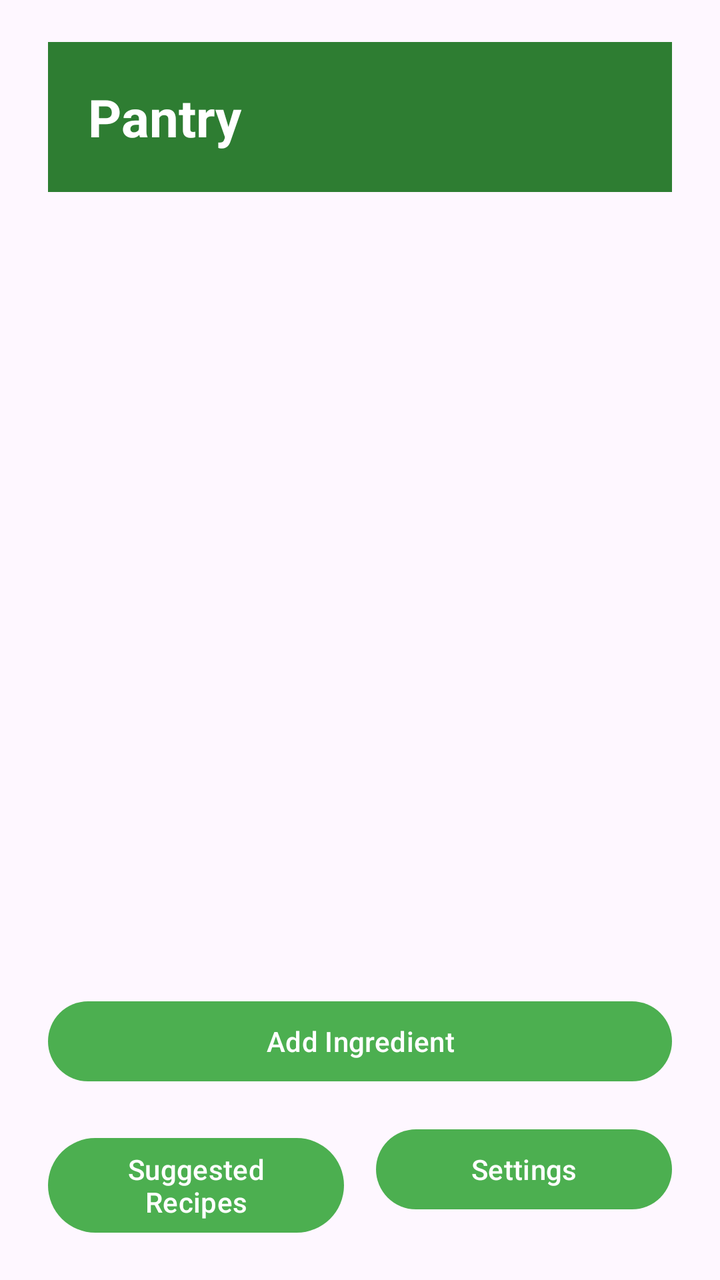
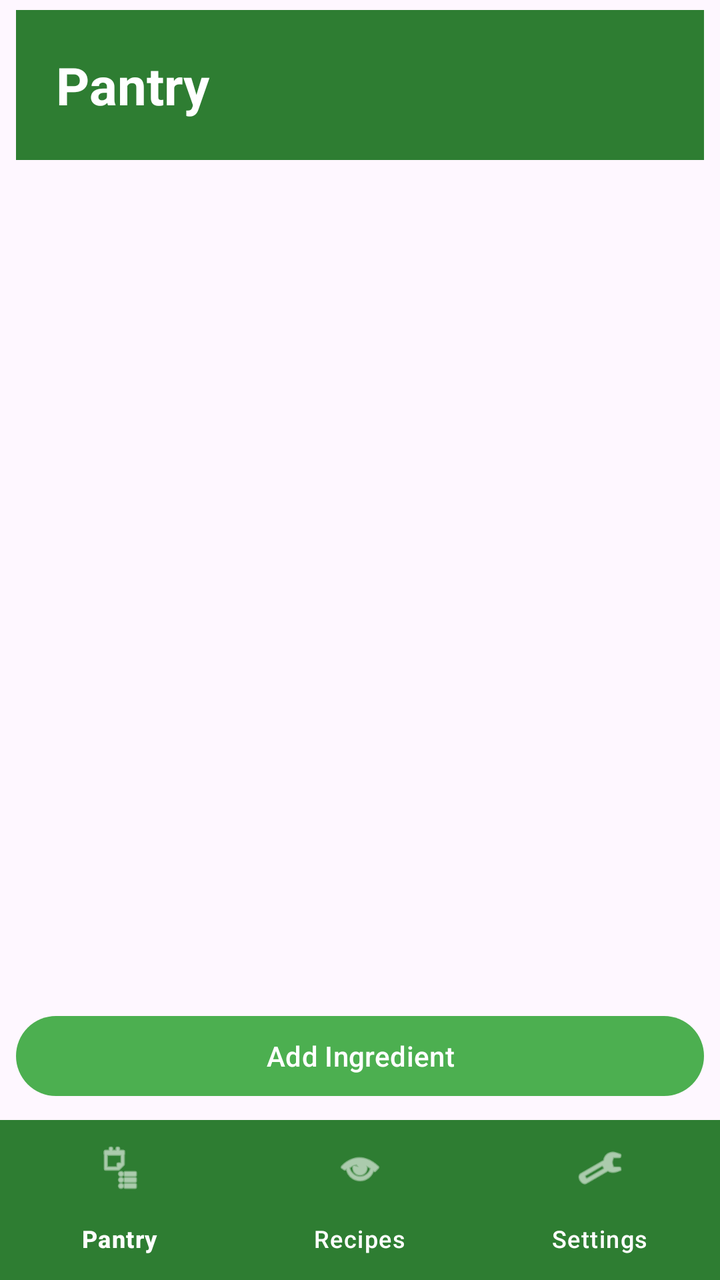

Compare the two renders of this Android layout. The source of the first and the diff that turns it into the second are given below.
<!-- AndroidManifest.xml: application theme Theme.SmartPantryManager -->
<!-- res/layout/activity_pantry.xml -->
<?xml version="1.0" encoding="utf-8"?>
<LinearLayout xmlns:android="http://schemas.android.com/apk/res/android"
    android:layout_width="match_parent"
    android:layout_height="match_parent"
    android:orientation="vertical"
    android:padding="16dp"
    android:fitsSystemWindows="true">

    
    <TextView
        android:id="@+id/pantryTitle"
        android:layout_width="match_parent"
        android:layout_height="wrap_content"
        android:text="Pantry"
        style="@style/ScreenHeading"
        android:padding="20dp" />

    
    <androidx.recyclerview.widget.RecyclerView
        android:id="@+id/pantryRecyclerView"
        android:layout_width="match_parent"
        android:layout_height="0dp"
        android:layout_weight="1" />

    <LinearLayout
        android:layout_width="match_parent"
        android:layout_height="wrap_content"
        android:orientation="horizontal"
        android:paddingTop="8dp">

        
        <Button
            android:id="@+id/addIngredientButton"
            android:layout_width="match_parent"
            android:layout_height="wrap_content"
            android:layout_weight="1"
            android:text="Add Ingredient"
            android:layout_margin="8dp" />

    </LinearLayout>

    <LinearLayout
        android:layout_width="match_parent"
        android:layout_height="wrap_content"
        android:orientation="horizontal">

        
        <Button
            android:id="@+id/suggestedRecipesButton"
            android:layout_width="0dp"
            android:layout_height="wrap_content"
            android:layout_weight="1"
            android:text="Suggested Recipes"
            android:layout_margin="8dp" />

        
        <Button
            android:id="@+id/settingsNavigationButton"
            android:layout_width="0dp"
            android:layout_height="wrap_content"
            android:layout_weight="1"
            android:text="Settings"
            android:layout_margin="8dp" />

    </LinearLayout>

</LinearLayout>
<!-- resources referenced by this layout -->
<resources>
  <style name="ScreenHeading">
          <item name="android:layout_width">match_parent</item>
          <item name="android:layout_height">wrap_content</item>
          <item name="android:textSize">26sp</item>
          <item name="android:textStyle">bold</item>
          <item name="android:padding">20dp</item>
          <item name="android:textColor">@color/app_button_text</item>
          <item name="android:background">@color/app_heading</item>
          <item name="android:layout_marginTop">5dp</item>
          <item name="android:layout_marginBottom">5dp</item>
          <item name="android:layout_marginLeft">8dp</item>
          <item name="android:layout_marginRight">8dp</item>
      </style>
  <style name="Theme.SmartPantryManager" parent="Base.Theme.SmartPantryManager" />
  <color name="app_button_text">#FFFFFFFF</color>
  <color name="app_heading">#2E7D32</color>
  <style name="Base.Theme.SmartPantryManager" parent="Theme.Material3.DayNight.NoActionBar">
  
          <item name="colorPrimary">@color/app_primary</item>
          <item name="colorSecondary">@color/app_primary</item>
  
      </style>
  <color name="app_primary">#4CAF50</color>
</resources>

<!-- the commit's change to res/layout/activity_pantry.xml (unified diff, before → after) -->
@@ -1,9 +1,9 @@
 <?xml version="1.0" encoding="utf-8"?>
 <LinearLayout xmlns:android="http://schemas.android.com/apk/res/android"
+    xmlns:app="http://schemas.android.com/apk/res-auto"
     android:layout_width="match_parent"
     android:layout_height="match_parent"
     android:orientation="vertical"
-    android:padding="16dp"
     android:fitsSystemWindows="true">
 
     
@@ -39,29 +39,13 @@
 
     </LinearLayout>
 
-    <LinearLayout
+    
+    <com.google.android.material.bottomnavigation.BottomNavigationView
+        android:id="@+id/bottomNavigation"
         android:layout_width="match_parent"
         android:layout_height="wrap_content"
-        android:orientation="horizontal">
-
-        
-        <Button
-            android:id="@+id/suggestedRecipesButton"
-            android:layout_width="0dp"
-            android:layout_height="wrap_content"
-            android:layout_weight="1"
-            android:text="Suggested Recipes"
-            android:layout_margin="8dp" />
-
-        
-        <Button
-            android:id="@+id/settingsNavigationButton"
-            android:layout_width="0dp"
-            android:layout_height="wrap_content"
-            android:layout_weight="1"
-            android:text="Settings"
-            android:layout_margin="8dp" />
-
-    </LinearLayout>
+        app:labelVisibilityMode="labeled"
+        app:menu="@menu/bottom_nav_menu"
+        style="@style/BottomNavBar" />
 
 </LinearLayout>
<!-- resource entries referenced after the edit -->
@@ -1,5 +1,11 @@
 <!-- resources referenced by this layout -->
 <resources>
+  <style name="BottomNavBar" parent="Widget.Material3.BottomNavigationView">
+          <item name="backgroundTint">@color/app_heading</item>
+          <item name="itemIconTint">@color/white</item>
+          <item name="itemTextColor">@color/white</item>
+          <item name="itemActiveIndicatorStyle">@style/BottomNavIndicator</item>
+      </style>
   <style name="ScreenHeading">
           <item name="android:layout_width">match_parent</item>
           <item name="android:layout_height">wrap_content</item>
@@ -16,6 +22,10 @@
   <style name="Theme.SmartPantryManager" parent="Base.Theme.SmartPantryManager" />
   <color name="app_button_text">#FFFFFFFF</color>
   <color name="app_heading">#2E7D32</color>
+  <color name="white">#FFFFFFFF</color>
+  <style name="BottomNavIndicator" parent="Widget.Material3.BottomNavigationView.ActiveIndicator">
+          <item name="android:color">@color/app_primary</item>
+      </style>
   <style name="Base.Theme.SmartPantryManager" parent="Theme.Material3.DayNight.NoActionBar">
   
           <item name="colorPrimary">@color/app_primary</item>
